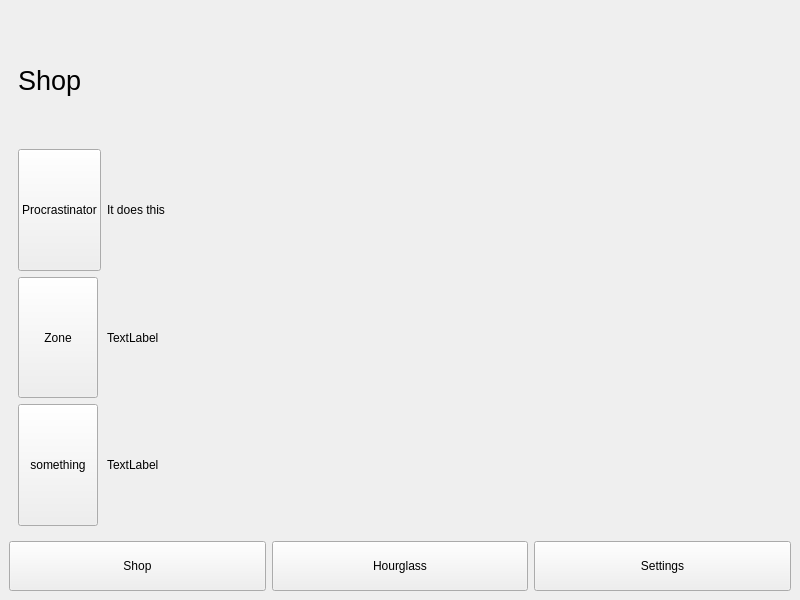
Old version of the form mainwindow.ui in the repository ljvaughn0841/COP3003-Integration-Project.
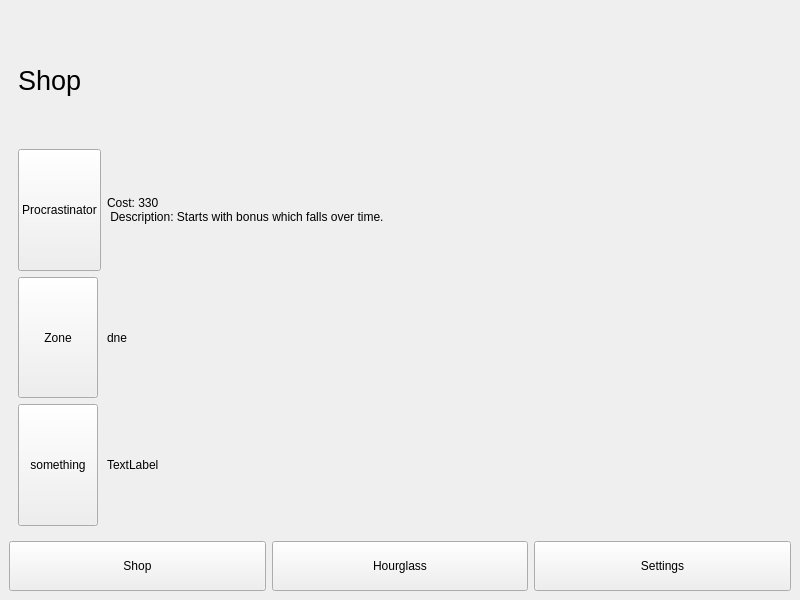
New version of the form. The open tabs and pages were chosen to show the change.

```diff
--- a/mainwindow.ui
+++ b/mainwindow.ui
@@ -68,7 +68,8 @@
            </sizepolicy>
           </property>
           <property name="text">
-           <string>It does this</string>
+           <string>Cost: 330 
+ Description: Starts with bonus which falls over time.</string>
           </property>
          </widget>
         </item>
@@ -88,7 +89,7 @@
         <item row="2" column="1">
          <widget class="QLabel" name="label_5">
           <property name="text">
-           <string>TextLabel</string>
+           <string>dne</string>
           </property>
          </widget>
         </item>
```
